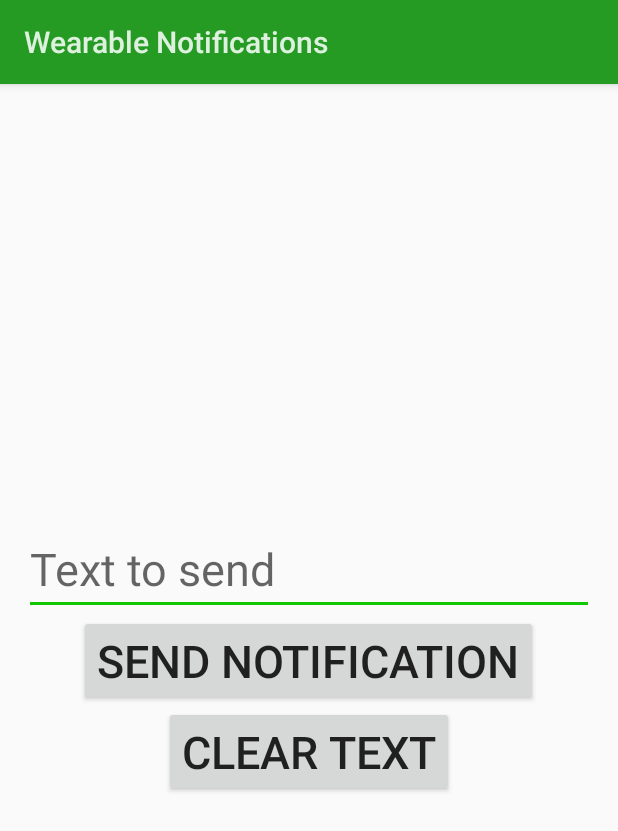
After one commit to ToxicBakery/LollipopDemo, an Android app: the WearableNotificationsActivity screen opened directly, with no data from a screen before it, on a phone screen of 412 x 824 dp. The commit adds this screen. Shown: the top 831 px of the screen. Run offline under Robolectric (Android 15) with nearby library versions, the phone set to English and light mode, and no system bars.

Commit message:
Created wearable notifications activity and tested with phone to emulator functionality in wear app.

```diff
--- a/mobile/build.gradle
+++ b/mobile/build.gradle
@@ -26,6 +26,7 @@ android {
 dependencies {
     compile fileTree(dir: 'libs', include: ['*.jar'])
 
+    compile "com.android.support:support-v4:21+"
     compile 'com.android.support:cardview-v7:21+'
     compile 'com.android.support:recyclerview-v7:21+'
     compile 'com.android.support:palette-v7:21+'
--- a/mobile/src/main/AndroidManifest.xml
+++ b/mobile/src/main/AndroidManifest.xml
@@ -36,6 +36,10 @@
         <activity
             android:name=".demo.SharedViewActivity"
             android:label="@string/demo_shared_view"/>
+        <activity
+            android:name=".demo.WearableNotificationsActivity"
+            android:label="@string/demo_wearable_notifications"
+            android:launchMode="singleTask"/>
 
     </application>
 
--- a/mobile/src/main/java/com/ToxicBakery/lollipop/MainActivity.java
+++ b/mobile/src/main/java/com/ToxicBakery/lollipop/MainActivity.java
@@ -18,6 +18,7 @@ import com.ToxicBakery.lollipop.demo.RecyclerViewActivity;
 import com.ToxicBakery.lollipop.demo.RevealActivity;
 import com.ToxicBakery.lollipop.demo.RippleActivity;
 import com.ToxicBakery.lollipop.demo.SharedViewActivity;
+import com.ToxicBakery.lollipop.demo.WearableNotificationsActivity;
 
 public class MainActivity extends Activity implements AdapterView.OnItemClickListener {
 
@@ -28,6 +29,7 @@ public class MainActivity extends Activity implements AdapterView.OnItemClickLis
             , new Demonstration(RevealActivity.class, R.string.demo_reveal)
             , new Demonstration(RippleActivity.class, R.string.demo_ripple)
             , new Demonstration(SharedViewActivity.class, R.string.demo_shared_view)
+            , new Demonstration(WearableNotificationsActivity.class, R.string.demo_wearable_notifications)
     };
 
     private ListView listViewDemos;
--- /dev/null
+++ b/mobile/src/main/java/com/ToxicBakery/lollipop/demo/WearableNotificationsActivity.java
@@ -0,0 +1,105 @@
+package com.ToxicBakery.lollipop.demo;
+
+import android.app.Activity;
+import android.app.NotificationManager;
+import android.app.PendingIntent;
+import android.content.Context;
+import android.content.Intent;
+import android.os.Bundle;
+import android.support.v4.app.NotificationCompat;
+import android.view.View;
+import android.widget.Button;
+import android.widget.EditText;
+
+import com.ToxicBakery.lollipop.R;
+
+public class WearableNotificationsActivity extends Activity implements View.OnClickListener {
+
+    private static final String TAG = WearableNotificationsActivity.class.getSimpleName();
+    private static final String EXTRA_EVENT_ID = TAG + ".EXTRA_EVENT_ID";
+    private static final String EXTRA_EVENT_TEXT = TAG + ".EXTRA_EVENT_TEXT";
+
+    private static final int EVENT_RELAUNCH = 1;
+    private static final int EVENT_TALK_BACK = 2;
+
+    private Button buttonSendText;
+    private Button buttonClear;
+    private EditText editTextSendText;
+
+    @Override
+    protected void onCreate(Bundle savedInstanceState) {
+        super.onCreate(savedInstanceState);
+        setContentView(R.layout.activity_wearable_notificaitons);
+
+        buttonSendText = (Button) findViewById(R.id.demo_wearable_notifications_button_send);
+        buttonClear = (Button) findViewById(R.id.demo_wearable_notifications_button_clear);
+        editTextSendText = (EditText) findViewById(R.id.demo_wearable_notifications_edittext_send_text);
+
+        buttonSendText.setOnClickListener(this);
+        buttonClear.setOnClickListener(this);
+    }
+
+    @Override
+    protected void onNewIntent(Intent intent) {
+        super.onNewIntent(intent);
+
+        setIntent(intent);
+    }
+
+    @Override
+    protected void onResume() {
+        super.onResume();
+
+        Intent intent = getIntent();
+        if (intent.hasExtra(EXTRA_EVENT_ID)) {
+            switch (intent.getIntExtra(EXTRA_EVENT_ID, 0)) {
+                case EVENT_RELAUNCH:
+                    // Nothing to do
+                    break;
+                case EVENT_TALK_BACK:
+                    editTextSendText.setText("Watch got: " + intent.getStringExtra(EXTRA_EVENT_TEXT));
+                    break;
+            }
+        }
+    }
+
+    @Override
+    public void onClick(View v) {
+        switch (v.getId()) {
+            case R.id.demo_wearable_notifications_button_clear:
+                editTextSendText.setText("");
+                break;
+            case R.id.demo_wearable_notifications_button_send:
+                String textToSend = editTextSendText.getText().toString();
+
+                Intent intentRelaunchActivity = new Intent(this, WearableNotificationsActivity.class);
+                intentRelaunchActivity.putExtra(EXTRA_EVENT_ID, EVENT_RELAUNCH);
+
+                Intent intentTalkBack = new Intent(this, WearableNotificationsActivity.class);
+                intentTalkBack.putExtra(EXTRA_EVENT_TEXT, textToSend);
+                intentTalkBack.putExtra(EXTRA_EVENT_ID, EVENT_TALK_BACK);
+
+                PendingIntent pendingIntentRelaunchActivity = PendingIntent.getActivity(this, EVENT_RELAUNCH,
+                        intentRelaunchActivity, 0);
+                PendingIntent pendingIntentTalkBack = PendingIntent.getActivity(this, EVENT_TALK_BACK,
+                        intentTalkBack, 0);
+
+                NotificationCompat.Builder builder = new NotificationCompat.Builder(this)
+                        .setSmallIcon(R.drawable.ic_launcher)
+                        .setContentTitle(getString(R.string.demo_wearable_notifications_notification_title))
+                        .setContentText(textToSend)
+                        .setContentIntent(pendingIntentRelaunchActivity)
+                        .addAction(R.drawable.ic_menu_start_conversation,
+                                getString(R.string.demo_wearable_notifications_notification_talk_back),
+                                pendingIntentTalkBack);
+
+                editTextSendText.setText("");
+
+                NotificationManager notificationManager = (NotificationManager) getSystemService(Context
+                        .NOTIFICATION_SERVICE);
+
+                notificationManager.notify(32143, builder.build());
+                break;
+        }
+    }
+}
--- /dev/null
+++ b/mobile/src/main/res/layout/activity_wearable_notificaitons.xml
@@ -0,0 +1,31 @@
+<?xml version="1.0" encoding="utf-8"?>
+
+<LinearLayout xmlns:android="http://schemas.android.com/apk/res/android"
+              android:layout_width="match_parent"
+              android:layout_height="match_parent"
+              android:gravity="center"
+              android:orientation="vertical"
+              android:padding="@dimen/activity_vertical_margin">
+
+    <EditText
+        android:id="@+id/demo_wearable_notifications_edittext_send_text"
+        android:layout_width="match_parent"
+        android:layout_height="wrap_content"
+        android:hint="@string/demo_wearable_notifications_edittext_send_text"
+        android:lines="1"
+        android:maxLines="1"
+        android:singleLine="true"/>
+
+    <Button
+        android:id="@+id/demo_wearable_notifications_button_send"
+        android:layout_width="wrap_content"
+        android:layout_height="wrap_content"
+        android:text="@string/demo_wearable_notifications_button_send"/>
+
+    <Button
+        android:id="@+id/demo_wearable_notifications_button_clear"
+        android:layout_width="wrap_content"
+        android:layout_height="wrap_content"
+        android:text="@string/demo_wearable_notifications_button_clear"/>
+
+</LinearLayout>
--- a/mobile/src/main/res/values/strings.xml
+++ b/mobile/src/main/res/values/strings.xml
@@ -19,6 +19,13 @@
     <string name="demo_ripple_button">Rip It!</string>
     <!-- SharedView -->
     <string name="demo_shared_view">Shared View</string>
+    <!-- Wearable Notifications -->
+    <string name="demo_wearable_notifications">Wearable Notifications</string>
+    <string name="demo_wearable_notifications_edittext_send_text">Text to send</string>
+    <string name="demo_wearable_notifications_button_send">Send Notification</string>
+    <string name="demo_wearable_notifications_button_clear">Clear Text</string>
+    <string name="demo_wearable_notifications_notification_title">Important Message</string>
+    <string name="demo_wearable_notifications_notification_talk_back">Talk Back</string>
 
 
 </resources>
--- a/mobile/src/main/res/values/styles.xml
+++ b/mobile/src/main/res/values/styles.xml
@@ -8,6 +8,7 @@
         <item name="android:textColor">@color/text_secondary</item>
         <item name="android:navigationBarColor">@color/primary_dark</item>
         <item name="android:textSize">@dimen/default_text_size</item>
+        <item name="android:editTextColor">@color/text_secondary</item>
     </style>
 
 </resources>
```
Also changed, not shown: mobile/src/main/res/drawable-hdpi/ic_menu_start_conversation.png (added), mobile/src/main/res/drawable-mdpi/ic_menu_start_conversation.png (added), mobile/src/main/res/drawable-xhdpi/ic_menu_start_conversation.png (added), mobile/src/main/res/drawable-xxhdpi/ic_menu_start_conversation.png (added).
